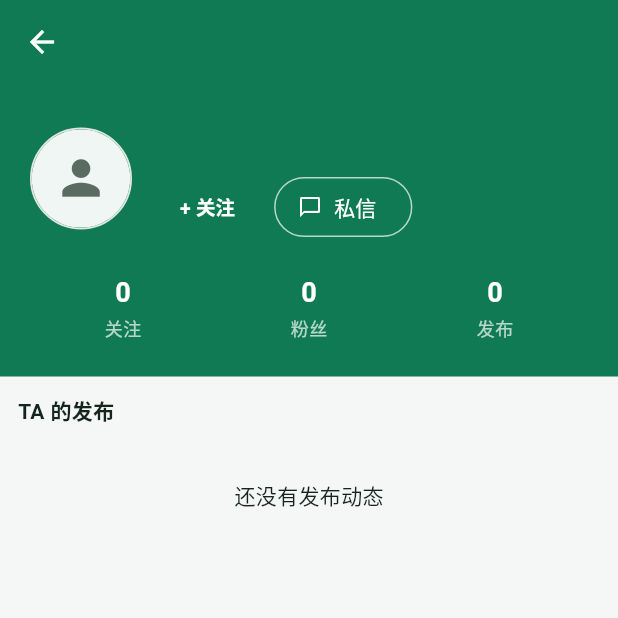
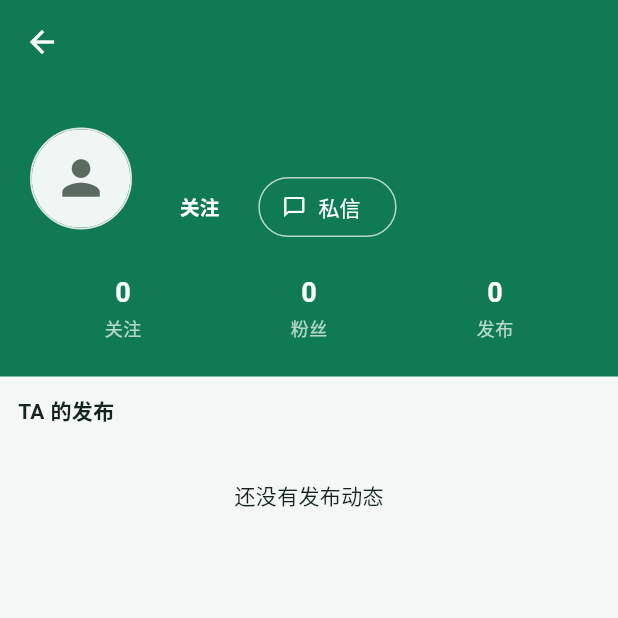
Before and after one commit to Peiyumin/fishing-app, a Flutter app: the UserProfileScreen screen opened directly with empty values, on a phone screen of 412 x 824 dp, the top half of it. Run offline on Flutter 3.47's test engine with Material 3 defaults, Android fonts, the phone set to English and light mode, and no system bars; our stand-ins replace cached_network_image, camera, flutter_local_notifications, flutter_map, geolocator, image_picker and 4 more; missing offline and left inert: maplibre_gl; accounts and stored records are empty; network calls fail.

Commit message:
v2.1.28: 信息流改版(图一)+全站下拉刷新+钓鱼档案+池塘养鱼

```diff
--- a/lib/widgets/follow_button.dart
+++ b/lib/widgets/follow_button.dart
@@ -15,6 +15,9 @@ class FollowButton extends StatefulWidget {
   final bool compact; // 小尺寸（列表里用）
   final bool tiny; // 超小尺寸（首页信息流作者行）
 
+  /// 描边样式：未关注时白底 + 主色描边 + 主色文字（信息流作者行大按钮用）
+  final bool outline;
+
   const FollowButton({
     super.key,
     required this.userId,
@@ -23,6 +26,7 @@ class FollowButton extends StatefulWidget {
     this.onChanged,
     this.compact = false,
     this.tiny = false,
+    this.outline = false,
   });
 
   @override
@@ -67,11 +71,13 @@ class _FollowButtonState extends State<FollowButton> {
     if (widget.isMe) return const SizedBox.shrink();
 
     final following = _following;
-    final double h = widget.tiny ? 24 : (widget.compact ? 26 : 32);
-    final double fs = widget.tiny ? 11 : (widget.compact ? 12 : 13);
-    final double hPad = widget.tiny ? 10 : (widget.compact ? 12 : 16);
+    // 描边样式（信息流作者行）：比 tiny 大一圈，且未关注时也是白底绿字
+    final bool line = widget.outline;
+    final double h = line ? 30 : (widget.tiny ? 24 : (widget.compact ? 26 : 32));
+    final double fs = line ? 13 : (widget.tiny ? 11 : (widget.compact ? 12 : 13));
+    final double hPad = line ? 14 : (widget.tiny ? 10 : (widget.compact ? 12 : 16));
     final double radius =
-        widget.tiny ? 13 : (widget.compact ? 14 : 16);
+        line ? 8 : (widget.tiny ? 13 : (widget.compact ? 14 : 16));
     return SizedBox(
       height: h,
       child: OutlinedButton(
@@ -82,10 +88,12 @@ class _FollowButtonState extends State<FollowButton> {
           tapTargetSize: MaterialTapTargetSize.shrinkWrap,
           side: BorderSide(
               color: following ? Colors.grey.shade300 : AppTheme.primary),
-          backgroundColor:
-              following ? Colors.grey.shade50 : AppTheme.primary,
-          foregroundColor:
-              following ? Colors.grey.shade600 : Colors.white,
+          backgroundColor: following
+              ? Colors.grey.shade50
+              : (line ? Colors.white : AppTheme.primary),
+          foregroundColor: following
+              ? Colors.grey.shade600
+              : (line ? AppTheme.primary : Colors.white),
           shape: RoundedRectangleBorder(
               borderRadius: BorderRadius.circular(radius)),
         ),
@@ -95,11 +103,12 @@ class _FollowButtonState extends State<FollowButton> {
                 height: 12,
                 child: CircularProgressIndicator(
                   strokeWidth: 2,
-                  valueColor: AlwaysStoppedAnimation(
-                      following ? Colors.grey.shade600 : Colors.white),
+                  valueColor: AlwaysStoppedAnimation(following
+                      ? Colors.grey.shade600
+                      : (line ? AppTheme.primary : Colors.white)),
                 ),
               )
-            : Text(following ? '已关注' : '+ 关注',
+            : Text(following ? '已关注' : '关注',
                 style: TextStyle(fontSize: fs, fontWeight: FontWeight.w600)),
       ),
     );
```
